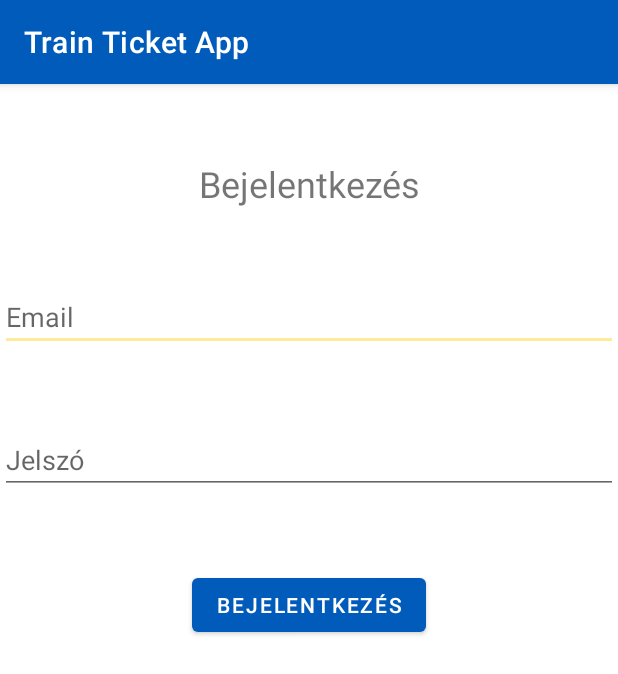
After one commit to Asurce/train-ticket-app, an Android app: the LoginActivity screen opened directly, with no data from a screen before it, on a phone screen of 412 x 824 dp. The commit adds this screen. Shown: the top 674 px of the screen. Run offline under Robolectric (Android 15) with nearby library versions, the phone set to English and light mode, and no system bars; our stand-ins replace Firebase (no records; nobody signed in at launch, a user with empty details on screens opened directly); 1 statement that could not run was skipped.

Commit message:
Added LoginActivity Firebase communication works Added colors

```diff
--- a/app/build.gradle
+++ b/app/build.gradle
@@ -35,6 +35,7 @@ dependencies {
     implementation 'com.google.android.material:material:1.8.0'
     implementation 'androidx.constraintlayout:constraintlayout:2.1.4'
     implementation platform('com.google.firebase:firebase-bom:31.3.0')
+    implementation 'com.google.firebase:firebase-auth'
     testImplementation 'junit:junit:4.13.2'
     androidTestImplementation 'androidx.test.ext:junit:1.1.5'
     androidTestImplementation 'androidx.test.espresso:espresso-core:3.5.1'
--- a/app/src/main/AndroidManifest.xml
+++ b/app/src/main/AndroidManifest.xml
@@ -12,6 +12,9 @@
         android:theme="@style/Theme.TrainTicketApp"
         tools:targetApi="31">
         <activity
+            android:name=".LoginActivity"
+            android:exported="false" />
+        <activity
             android:name=".MainActivity"
             android:exported="true">
             <intent-filter>
--- /dev/null
+++ b/app/src/main/java/hu/mobilalk/trainticketapp/LoginActivity.java
@@ -0,0 +1,52 @@
+package hu.mobilalk.trainticketapp;
+
+import androidx.annotation.NonNull;
+import androidx.appcompat.app.AppCompatActivity;
+
+import android.os.Bundle;
+import android.util.Log;
+import android.view.View;
+import android.widget.Button;
+import android.widget.EditText;
+
+import com.google.android.gms.tasks.OnCompleteListener;
+import com.google.android.gms.tasks.Task;
+import com.google.firebase.auth.AuthResult;
+import com.google.firebase.auth.FirebaseAuth;
+
+
+public class LoginActivity extends AppCompatActivity {
+    private static final String LOG_TAG = LoginActivity.class.getName();
+
+    EditText emailEditText;
+    EditText passwordEditText;
+    private FirebaseAuth fireAuth;
+
+    @Override
+    protected void onCreate(Bundle savedInstanceState) {
+        super.onCreate(savedInstanceState);
+        setContentView(R.layout.activity_login);
+
+        fireAuth = FirebaseAuth.getInstance();
+
+
+        int secretKey = getIntent().getIntExtra("SECRET_KEY", 0);
+        if (secretKey!=99) finish();
+
+        Button loginButton = (Button) findViewById(R.id.loginButton);
+        loginButton.setOnClickListener(view -> {
+            emailEditText = findViewById(R.id.loginEmailEditText);
+            passwordEditText = findViewById(R.id.loginPasswordEditText);
+
+            fireAuth.signInWithEmailAndPassword(emailEditText.getText().toString(), passwordEditText.getText().toString())
+                    .addOnCompleteListener(this, task -> {
+                        if (task.isSuccessful()) Log.i(LOG_TAG, "Login successful!");
+                        else Log.i(LOG_TAG, "Login FAILED!");
+                    });
+
+
+            Log.i(LOG_TAG, "LOGIN -- Email: "+emailEditText.getText()+" - Password: "+passwordEditText.getText());
+        });
+
+    }
+}
--- /dev/null
+++ b/app/src/main/res/layout/activity_login.xml
@@ -0,0 +1,55 @@
+<?xml version="1.0" encoding="utf-8"?>
+<RelativeLayout
+    xmlns:android="http://schemas.android.com/apk/res/android"
+    xmlns:tools="http://schemas.android.com/tools"
+    android:layout_width="match_parent"
+    android:layout_height="match_parent"
+    tools:context=".LoginActivity">
+
+    <TextView
+        android:id="@+id/loginTextView"
+        android:layout_width="wrap_content"
+        android:layout_height="wrap_content"
+        android:layout_marginTop="50dp"
+        android:text="@string/login"
+        android:textSize="24sp"
+        android:textAlignment="center"
+        android:layout_alignParentStart="true"
+        android:layout_alignParentEnd="true"/>
+
+    <EditText
+        android:id="@+id/loginEmailEditText"
+        android:layout_width="wrap_content"
+        android:layout_height="wrap_content"
+        android:layout_marginTop="50dp"
+        android:ems="10"
+        android:hint="@string/email"
+        android:inputType="textEmailAddress"
+        android:layout_alignParentStart="true"
+        android:layout_alignParentEnd="true"
+        android:layout_below="@id/loginTextView"/>
+
+    <EditText
+        android:id="@+id/loginPasswordEditText"
+        android:layout_width="wrap_content"
+        android:layout_height="wrap_content"
+        android:layout_marginTop="50dp"
+        android:ems="10"
+        android:hint="@string/password"
+        android:inputType="textPassword"
+        android:layout_alignParentStart="true"
+        android:layout_alignParentEnd="true"
+        android:layout_below="@id/loginEmailEditText"/>
+
+    <Button
+        android:id="@+id/loginButton"
+        android:layout_width="wrap_content"
+        android:layout_height="wrap_content"
+        android:layout_marginTop="50dp"
+        android:text="@string/login"
+        android:layout_centerHorizontal="true"
+        android:layout_below="@id/loginPasswordEditText"
+        />
+
+
+</RelativeLayout>
--- a/app/src/main/res/values-night/themes.xml
+++ b/app/src/main/res/values-night/themes.xml
@@ -2,12 +2,12 @@
     <!-- Base application theme. -->
     <style name="Theme.TrainTicketApp" parent="Theme.MaterialComponents.DayNight.DarkActionBar">
         <!-- Primary brand color. -->
-        <item name="colorPrimary">@color/purple_200</item>
-        <item name="colorPrimaryVariant">@color/purple_700</item>
+        <item name="colorPrimary">@color/blue_200</item>
+        <item name="colorPrimaryVariant">@color/blue_700</item>
         <item name="colorOnPrimary">@color/black</item>
         <!-- Secondary brand color. -->
-        <item name="colorSecondary">@color/teal_200</item>
-        <item name="colorSecondaryVariant">@color/teal_200</item>
+        <item name="colorSecondary">@color/yellow_200</item>
+        <item name="colorSecondaryVariant">@color/yellow_200</item>
         <item name="colorOnSecondary">@color/black</item>
         <!-- Status bar color. -->
         <item name="android:statusBarColor">?attr/colorPrimaryVariant</item>
--- a/app/src/main/res/values/colors.xml
+++ b/app/src/main/res/values/colors.xml
@@ -1,10 +1,11 @@
 <?xml version="1.0" encoding="utf-8"?>
 <resources>
-    <color name="purple_200">#FFBB86FC</color>
-    <color name="purple_500">#FF6200EE</color>
-    <color name="purple_700">#FF3700B3</color>
-    <color name="teal_200">#FF03DAC5</color>
-    <color name="teal_700">#FF018786</color>
+    <color name="blue_50">#FFE1EBF7</color>
+    <color name="blue_200">#FF80ADDD</color>
+    <color name="blue_500">#FF015BBA</color>
+    <color name="blue_700">#FF0149AB</color>
+    <color name="yellow_200">#FFFFE99A</color>
+    <color name="yellow_700">#FFFFC728</color>
     <color name="black">#FF000000</color>
     <color name="white">#FFFFFFFF</color>
 </resources>
--- a/app/src/main/res/values/strings.xml
+++ b/app/src/main/res/values/strings.xml
@@ -1,3 +1,10 @@
 <resources>
-    <string name="app_name">TrainTicketApp</string>
+    <string name="app_name">Train Ticket App</string>
+    <string name="login">Bejelentkezés</string>
+    <string name="email">Email</string>
+    <string name="password">Jelszó</string>
+    <string name="from">Honnan</string>
+    <string name="destination">Hová</string>
+    <string name="when">Mikor</string>
+    <string name="search">Keresés</string>
 </resources>
--- a/app/src/main/res/values/themes.xml
+++ b/app/src/main/res/values/themes.xml
@@ -2,12 +2,12 @@
     <!-- Base application theme. -->
     <style name="Theme.TrainTicketApp" parent="Theme.MaterialComponents.DayNight.DarkActionBar">
         <!-- Primary brand color. -->
-        <item name="colorPrimary">@color/purple_500</item>
-        <item name="colorPrimaryVariant">@color/purple_700</item>
+        <item name="colorPrimary">@color/blue_500</item>
+        <item name="colorPrimaryVariant">@color/blue_700</item>
         <item name="colorOnPrimary">@color/white</item>
         <!-- Secondary brand color. -->
-        <item name="colorSecondary">@color/teal_200</item>
-        <item name="colorSecondaryVariant">@color/teal_700</item>
+        <item name="colorSecondary">@color/yellow_200</item>
+        <item name="colorSecondaryVariant">@color/yellow_700</item>
         <item name="colorOnSecondary">@color/black</item>
         <!-- Status bar color. -->
         <item name="android:statusBarColor">?attr/colorPrimaryVariant</item>
```
Also changed, not shown: app/src/main/java/hu/mobilalk/trainticketapp/MainActivity.java (+13 -0 lines), app/src/main/res/layout/activity_main.xml (+62 -4 lines).
